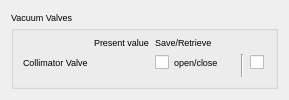
srgblnch/LinacGUI, file ctli/widgets/ui/snapshot_vacuum.ui: the form before one commit.
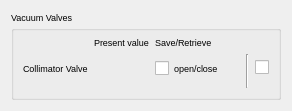
The form after the commit. Custom widgets are drawn as their Qt base class.

Commit message: force widget sizes to avoid column resizes

Diff of the .ui file:
```diff
--- a/ctli/widgets/ui/snapshot_vacuum.ui
+++ b/ctli/widgets/ui/snapshot_vacuum.ui
@@ -6,8 +6,8 @@
    <rect>
     <x>0</x>
     <y>0</y>
-    <width>289</width>
-    <height>83</height>
+    <width>291</width>
+    <height>108</height>
    </rect>
   </property>
   <property name="font">
@@ -43,6 +43,18 @@
       </item>
       <item row="2" column="2" colspan="2">
        <widget class="QCheckBox" name="VaccumCollimatorValveWrite">
+        <property name="minimumSize">
+         <size>
+          <width>85</width>
+          <height>28</height>
+         </size>
+        </property>
+        <property name="maximumSize">
+         <size>
+          <width>85</width>
+          <height>28</height>
+         </size>
+        </property>
         <property name="text">
          <string>open/close</string>
         </property>
@@ -108,6 +120,12 @@
    <header>taurus.qt.qtgui.container</header>
    <container>1</container>
   </customwidget>
+  <customwidget>
+   <class>TaurusGroupBox</class>
+   <extends>QGroupBox</extends>
+   <header>taurus.qt.qtgui.container</header>
+   <container>1</container>
+  </customwidget>
   <customwidget>
    <class>TaurusLed</class>
    <extends>QLed</extends>
@@ -118,12 +136,6 @@
    <extends>QPixmapWidget</extends>
    <header>taurus.qt.qtgui.display</header>
   </customwidget>
-  <customwidget>
-   <class>TaurusGroupBox</class>
-   <extends>QGroupBox</extends>
-   <header>taurus.qt.qtgui.container</header>
-   <container>1</container>
-  </customwidget>
   <customwidget>
    <class>QPixmapWidget</class>
    <extends>QWidget</extends>
```
Left out of the diff: 2 changed lines with no effect on the pictures. The commit also changes 7 other files.
